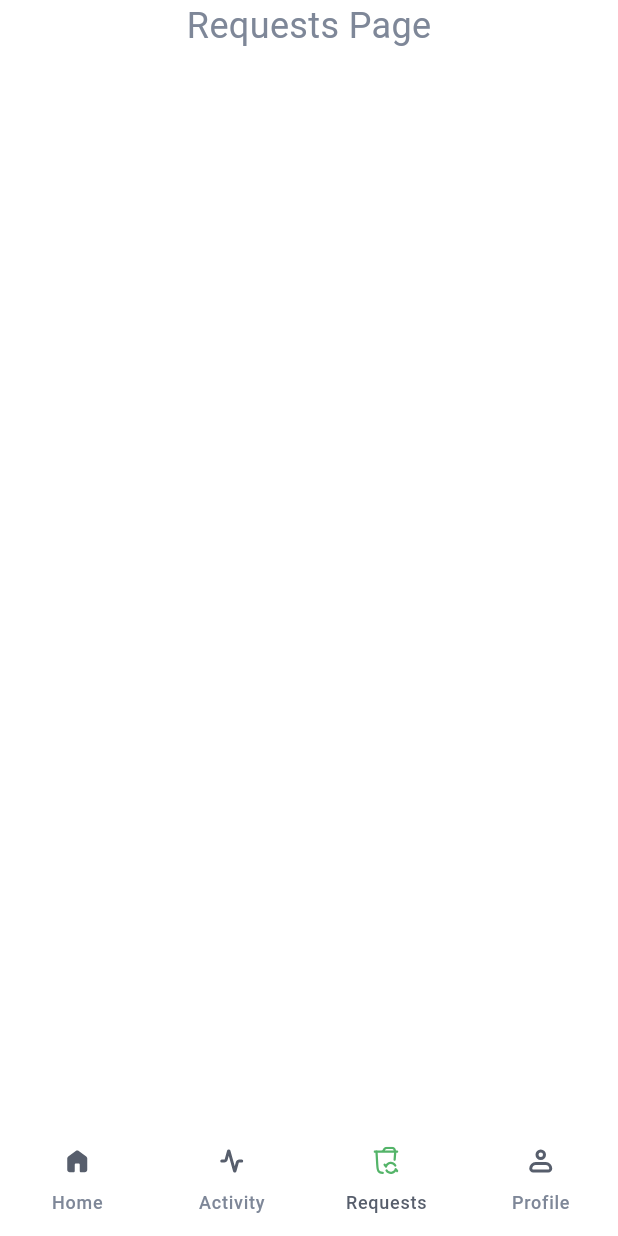
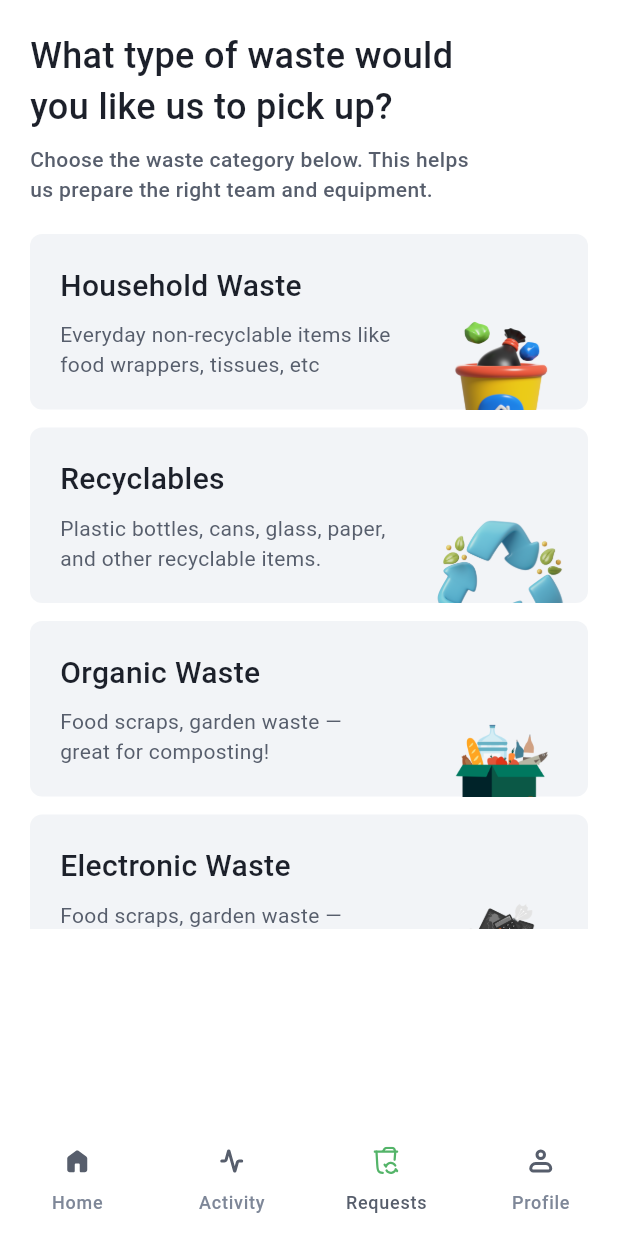
Before and after one commit to Bewizi/EcoBin_Frontend, a Flutter app: the Requests screen opened by its route, on a phone screen of 412 x 824 dp. Run offline on Flutter 3.47's test engine with Material 3 defaults, Android fonts, the phone set to English and light mode, and no system bars; our stand-ins replace bloc, device_preview, dio, equatable, flutter_bloc, flutter_screenutil and 3 more; accounts and stored records are empty; network calls fail.

Commit message:
feat: Implement HouseholdDetails page and integrate with Requests

```diff
--- /dev/null
+++ b/lib/features/requests/household_details.dart
@@ -0,0 +1,36 @@
+import 'package:ecobin/core/presentation/themes/colors.dart';
+import 'package:ecobin/core/presentation/ui/widgets/text_styles.dart';
+import 'package:flutter/material.dart';
+
+class HouseholdDetails extends StatelessWidget {
+  const HouseholdDetails({super.key});
+  static const String routeName = '/householdDetails';
+
+  @override
+  Widget build(BuildContext context) {
+    return Scaffold(
+      appBar: AppBar(leading: BackButton()),
+      body: SafeArea(
+        child: Padding(
+          padding: EdgeInsetsGeometry.all(20),
+          child: Column(
+            crossAxisAlignment: CrossAxisAlignment.start,
+            children: [
+              TextHeader(
+                'Household Waste Details',
+                fontWeight: FontWeight.w500,
+                color: AppColors.kRaisinBlack,
+              ),
+              const SizedBox(height: 8),
+              TextRegular(
+                'Help us understand what you\'re disposing of\nso we can come prepared with the right tools\nand team',
+                fontWeight: FontWeight.w500,
+                color: AppColors.kPayneGray,
+              ),
+            ],
+          ),
+        ),
+      ),
+    );
+  }
+}
--- a/lib/features/requests/requests.dart
+++ b/lib/features/requests/requests.dart
@@ -1,6 +1,10 @@
+import 'package:ecobin/core/presentation/constants/images.dart';
+import 'package:ecobin/core/presentation/themes/colors.dart';
 import 'package:ecobin/core/presentation/ui/widgets/text_styles.dart';
 import 'package:ecobin/features/navigation/page_navigation_bar.dart';
+import 'package:ecobin/features/requests/household_details.dart';
 import 'package:flutter/material.dart';
+import 'package:go_router/go_router.dart';
 
 class Requests extends StatelessWidget {
   const Requests({super.key});
@@ -13,11 +17,158 @@ class Requests extends StatelessWidget {
       bottomNavigationBar: PageNavigationBar(
         currentIndex: 2,
       ), // Requests is index 2
-      body: SingleChildScrollView(
-        child: SafeArea(
-          child: Column(children: [Center(child: TextHeader('Requests Page'))]),
+      body: SafeArea(
+        child: Padding(
+          padding: const EdgeInsets.symmetric(horizontal: 20, vertical: 20),
+          child: Column(
+            crossAxisAlignment: CrossAxisAlignment.start,
+            children: [
+              TextHeader(
+                'What type of waste would\nyou like us to pick up?',
+                fontWeight: FontWeight.w500,
+                color: AppColors.kRaisinBlack,
+              ),
+              const SizedBox(height: 8),
+              TextRegular(
+                'Choose the waste category below. This helps\nus prepare the right team and equipment.',
+                fontWeight: FontWeight.w500,
+                color: AppColors.kPayneGray,
+              ),
+
+              const SizedBox(height: 20),
+
+              // list builder
+              SizedBox(
+                height: MediaQuery.of(context).size.height * (360 / 640),
+                child: ListView(
+                  children: [
+                    Container(
+                      decoration: BoxDecoration(
+                        color: AppColors.kAntiFlashWhite,
+                        borderRadius: BorderRadius.circular(8),
+                      ),
+                      child: _buildPickUpType(
+                        context,
+                        'Household Waste',
+                        'Everyday non-recyclable items like\nfood wrappers, tissues, etc',
+                        AppImages.kHouseholdWaste,
+                      ),
+                    ),
+
+                    const SizedBox(height: 12),
+
+                    InkWell(
+                      onTap: () => context.push(HouseholdDetails.routeName),
+                      child: Container(
+                        decoration: BoxDecoration(
+                          color: AppColors.kAntiFlashWhite,
+                          borderRadius: BorderRadius.circular(8),
+                        ),
+                        child: _buildPickUpType(
+                          context,
+                          'Recyclables',
+                          'Plastic bottles, cans, glass, paper,\nand other recyclable items.',
+                          AppImages.kRecyclables,
+                        ),
+                      ),
+                    ),
+
+                    const SizedBox(height: 12),
+
+                    // Organic Waste
+                    Container(
+                      decoration: BoxDecoration(
+                        color: AppColors.kAntiFlashWhite,
+                        borderRadius: BorderRadius.circular(8),
+                      ),
+                      child: _buildPickUpType(
+                        context,
+                        'Organic Waste',
+                        'Food scraps, garden waste —\ngreat for composting!',
+                        AppImages.kOrganicWaste,
+                      ),
+                    ),
+
+                    const SizedBox(height: 12),
+
+                    // Electronic Waste
+                    Container(
+                      decoration: BoxDecoration(
+                        color: AppColors.kAntiFlashWhite,
+                        borderRadius: BorderRadius.circular(8),
+                      ),
+                      child: _buildPickUpType(
+                        context,
+                        'Electronic Waste',
+                        'Food scraps, garden waste —\ngreat for composting!',
+                        AppImages.kElectronicWaste,
+                      ),
+                    ),
+
+                    const SizedBox(height: 12),
+
+                    // Medical Waste
+                    Container(
+                      decoration: BoxDecoration(
+                        color: AppColors.kAntiFlashWhite,
+                        borderRadius: BorderRadius.circular(8),
+                      ),
+                      child: _buildPickUpType(
+                        context,
+                        'Medical Waste',
+                        'Used masks, gloves, syringes.\nMust be safely handled.',
+                        AppImages.kMedicalWaste,
+                      ),
+                    ),
+                  ],
+                ),
+              ),
+            ],
+          ),
         ),
       ),
     );
   }
 }
+
+Widget _buildPickUpType(
+  BuildContext context,
+  String textHeader,
+  String textRegular,
+  String image,
+) {
+  return Stack(
+    children: [
+      Row(
+        children: [
+          Padding(
+            padding: EdgeInsetsGeometry.only(top: 20, bottom: 20, left: 20),
+            child: Column(
+              crossAxisAlignment: CrossAxisAlignment.start,
+              children: [
+                TextHeader(
+                  textHeader,
+                  fontSize: 20,
+                  color: AppColors.kRaisinBlack,
+                  fontWeight: FontWeight.w500,
+                ),
+                const SizedBox(height: 8),
+                TextRegular(textRegular, color: AppColors.kPayneGray),
+              ],
+            ),
+          ),
+        ],
+      ),
+      // either i use spacer or expandable or flexible
+      // image
+      Positioned(
+        bottom: -45,
+        right: 0,
+        child: Image.asset(
+          image,
+          width: MediaQuery.of(context).size.width * (180 / 640),
+        ),
+      ),
+    ],
+  );
+}
```
